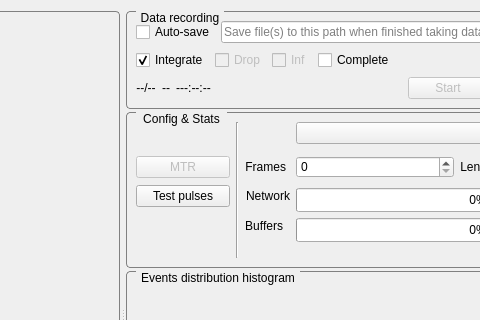
First picture: the form in SpidrMpx3Eq/qcstmglvisualization.ui, repository navrit/dexter, before the edit; both pictures show x 568 to 1048 and y 0 to 320 of the 1249 by 634 pixel window.
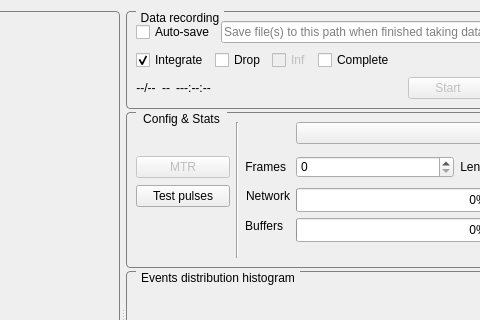
Second picture: the form after the edit. Custom widgets are drawn as their Qt base class.

Commit message: Drop frames working.  ContinuousRW working properly as well.

What changed in the file:
```diff
--- a/SpidrMpx3Eq/qcstmglvisualization.ui
+++ b/SpidrMpx3Eq/qcstmglvisualization.ui
@@ -268,7 +268,7 @@
             <item>
              <widget class="QCheckBox" name="dropFramesCheckBox">
               <property name="enabled">
-               <bool>false</bool>
+               <bool>true</bool>
               </property>
               <property name="sizePolicy">
                <sizepolicy hsizetype="Preferred" vsizetype="Fixed">
```
The commit also changes 1 other file.
